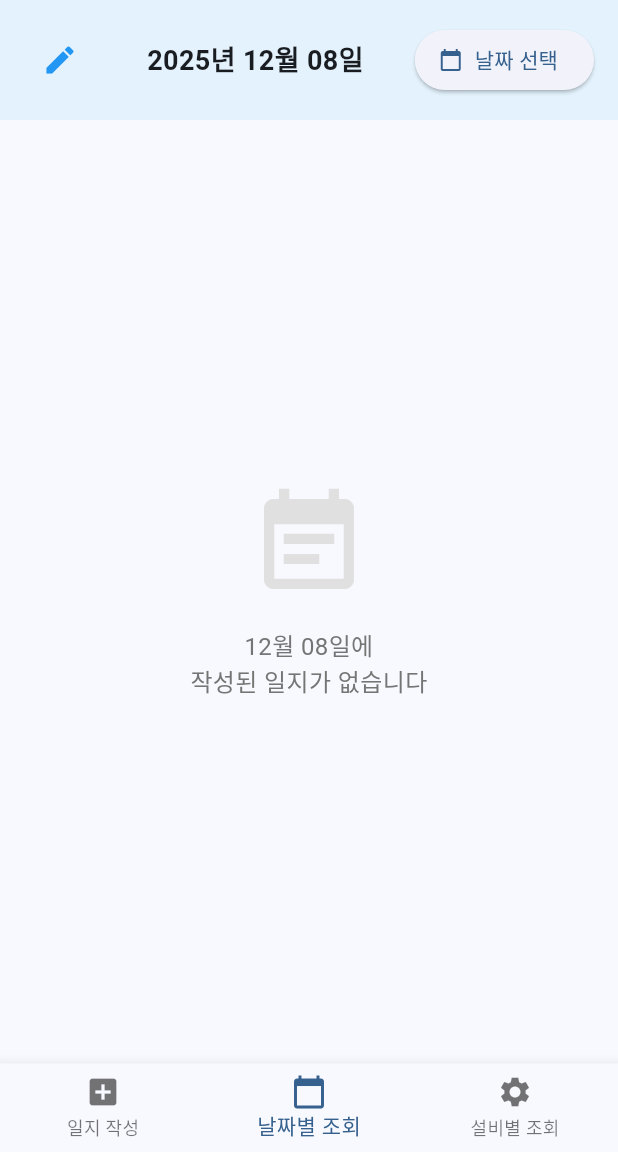
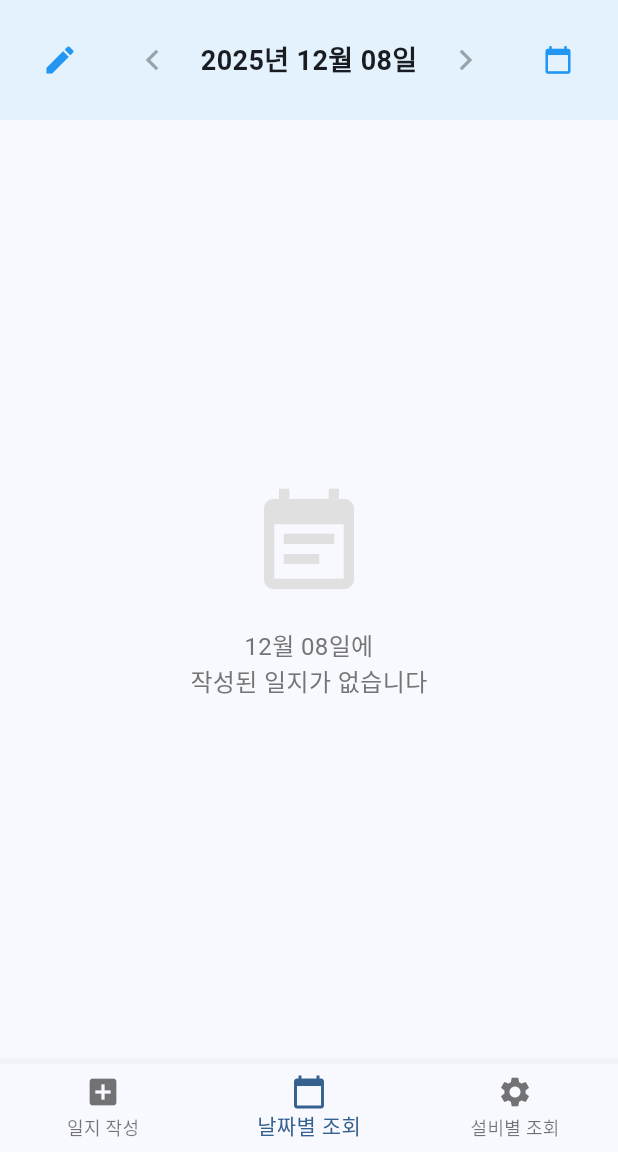
Before and after one commit to hwani1103/log_it, a Flutter app: the screen it shows once a user with an empty profile is signed in, item 2 of the bottom bar chosen, on a phone screen of 412 x 824 dp, the part 84-1236 px from its top. Run offline on Flutter 3.47's test engine with Material 3 defaults, Android fonts, the phone set to English and light mode, and no system bars; our stand-ins replace cached_network_image, cloud_firestore, firebase_auth, firebase_core, firebase_storage, flutter_cache_manager and 3 more; accounts and stored records are empty.

Commit message:
Replace swipe with navigation buttons in date view
날짜별 조회 네비게이션 개선:
- 스와이프 제거
- < > 버튼으로 일지 간 이동
- UI 레이아웃 변경:
  - 왼쪽: 볼펜 아이콘 (일지 작성)
  - 중앙: < 버튼, 날짜, > 버튼
  - 우측: 달력 아이콘만 (텍스트 제거)
- 일지 없는 날짜는 자동으로 건너뛰기
- 버튼 활성화 상태에 따라 색상 변경

```diff
--- a/lib/screens/date_view_screen.dart
+++ b/lib/screens/date_view_screen.dart
@@ -96,9 +96,8 @@ class _DateViewScreenState extends State<DateViewScreen> {
           padding: const EdgeInsets.all(16),
           color: Colors.blue.shade50,
           child: Row(
-            mainAxisAlignment: MainAxisAlignment.spaceBetween,
             children: [
-              // 일지 작성 버튼
+              // 일지 작성 버튼 (왼쪽)
               IconButton(
                 onPressed: isFutureDate ? null : () async {
                   await Navigator.push(
@@ -114,9 +113,20 @@ class _DateViewScreenState extends State<DateViewScreen> {
                 color: isFutureDate ? Colors.grey : Colors.blue,
                 tooltip: '일지 작성',
               ),
-              // 현재 날짜 표시
+              // 중앙: < 버튼, 날짜, > 버튼
               Expanded(
-                child: Center(
+                child: Row(
+                  mainAxisAlignment: MainAxisAlignment.center,
+                  children: [
+                    // < 버튼 (이전 일지)
+                    IconButton(
+                      onPressed: hasPreviousLog ? _goToPreviousDateWithLog : null,
+                      icon: const Icon(Icons.chevron_left, size: 28),
+                      color: hasPreviousLog ? Colors.black87 : Colors.grey.shade300,
+                    ),
+                    // 날짜 표시
+                    Padding(
+                      padding: const EdgeInsets.symmetric(horizontal: 8),
                       child: Text(
                         DateFormat('yyyy년 MM월 dd일').format(_currentDate),
                         style: const TextStyle(
@@ -125,32 +135,29 @@ class _DateViewScreenState extends State<DateViewScreen> {
                         ),
                       ),
                     ),
+                    // > 버튼 (다음 일지)
+                    IconButton(
+                      onPressed: hasNextLog ? _goToNextDateWithLog : null,
+                      icon: const Icon(Icons.chevron_right, size: 28),
+                      color: hasNextLog ? Colors.black87 : Colors.grey.shade300,
                     ),
-              // 날짜 선택 버튼
-              ElevatedButton.icon(
+                  ],
+                ),
+              ),
+              // 달력 아이콘 (우측)
+              IconButton(
                 onPressed: _selectDate,
-                icon: const Icon(Icons.calendar_today, size: 16),
-                label: const Text('날짜 선택'),
+                icon: const Icon(Icons.calendar_today, size: 20),
+                color: Colors.blue,
+                tooltip: '날짜 선택',
               ),
             ],
           ),
         ),
         Expanded(
-          child: GestureDetector(
-            onHorizontalDragEnd: (details) {
-              // 왼쪽으로 스와이프 (이전 일지로)
-              if (details.primaryVelocity! < 0 && hasPreviousLog) {
-                _goToPreviousDateWithLog();
-              }
-              // 오른쪽으로 스와이프 (다음 일지로)
-              else if (details.primaryVelocity! > 0 && hasNextLog) {
-                _goToNextDateWithLog();
-              }
-            },
           child: DateLogsList(
             date: _currentDate,
             key: ValueKey(_currentDate.toString()),
-            ),
           ),
         ),
       ],
```
Lines whose indentation alone changed are shown as unchanged.
